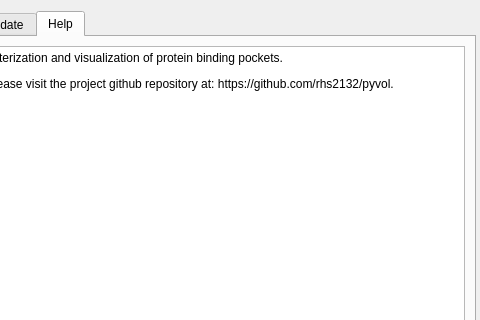
Before: the Qt Designer form pyvol_plugin/pyvolgui.ui in schlessinger-lab/pyvol, drawn with Qt 5; both pictures show x 244 to 724 and y 0 to 320 of the 724 by 629 pixel window.
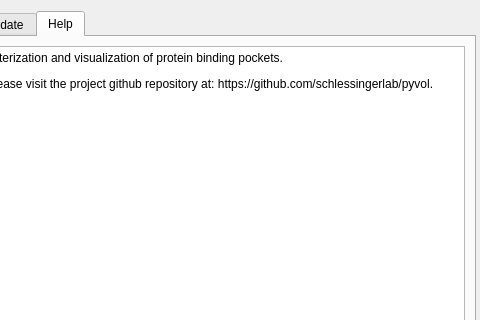
After: the same form once the commit is applied. The open tabs and pages were chosen to show the change.

Commit message: transferring to schlessingerlab github repo

The edit to the form file:
```diff
--- a/pyvol_plugin/pyvolgui.ui
+++ b/pyvol_plugin/pyvolgui.ui
@@ -643,7 +643,7 @@
 p, li { white-space: pre-wrap; }
 &lt;/style&gt;&lt;/head&gt;&lt;body style=&quot; font-family:'Ubuntu'; font-size:11pt; font-weight:400; font-style:normal;&quot;&gt;
 &lt;p style=&quot; margin-top:12px; margin-bottom:12px; margin-left:0px; margin-right:0px; -qt-block-indent:0; text-indent:0px;&quot;&gt;&lt;span style=&quot; font-size:9pt;&quot;&gt;PyVOL is a PyMOL plugin for easy characterization and visualization of protein binding pockets.&lt;/span&gt;&lt;/p&gt;
-&lt;p style=&quot; margin-top:12px; margin-bottom:12px; margin-left:0px; margin-right:0px; -qt-block-indent:0; text-indent:0px;&quot;&gt;&lt;span style=&quot; font-size:9pt;&quot;&gt;For access to the readme and tutorials, please visit the project github repository at: https://github.com/rhs2132/pyvol.&lt;/span&gt;&lt;/p&gt;&lt;/body&gt;&lt;/html&gt;</string>
+&lt;p style=&quot; margin-top:12px; margin-bottom:12px; margin-left:0px; margin-right:0px; -qt-block-indent:0; text-indent:0px;&quot;&gt;&lt;span style=&quot; font-size:9pt;&quot;&gt;For access to the readme and tutorials, please visit the project github repository at: https://github.com/schlessingerlab/pyvol.&lt;/span&gt;&lt;/p&gt;&lt;/body&gt;&lt;/html&gt;</string>
          </property>
         </widget>
        </item>
```
The commit also changes 3 other files.
